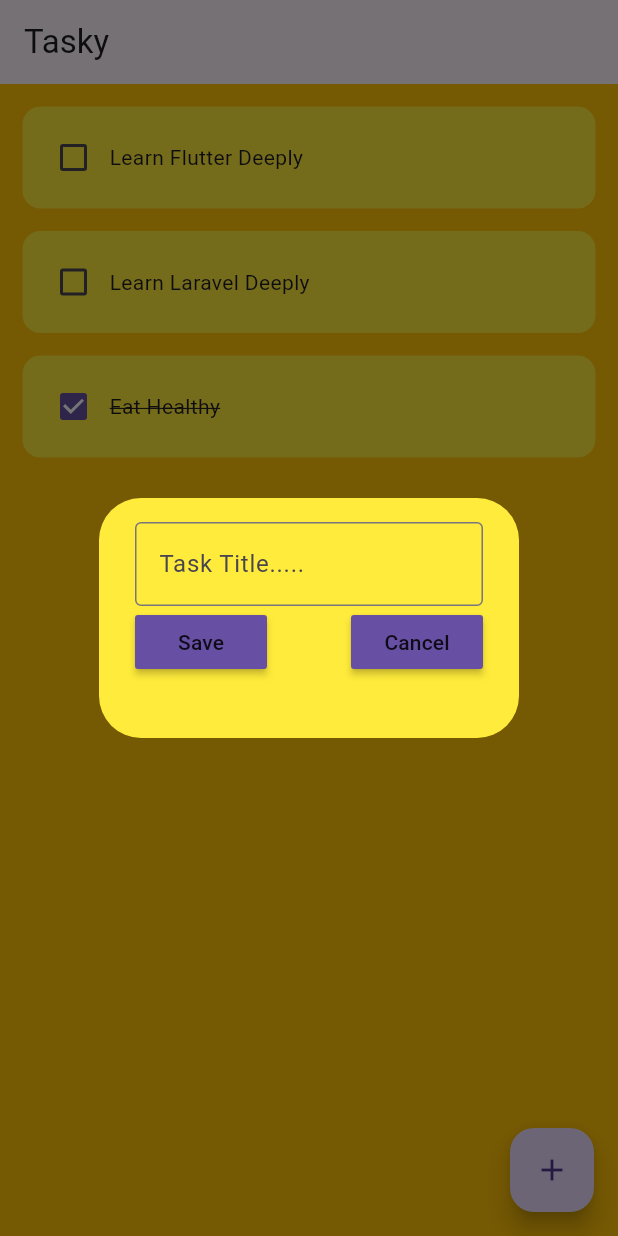
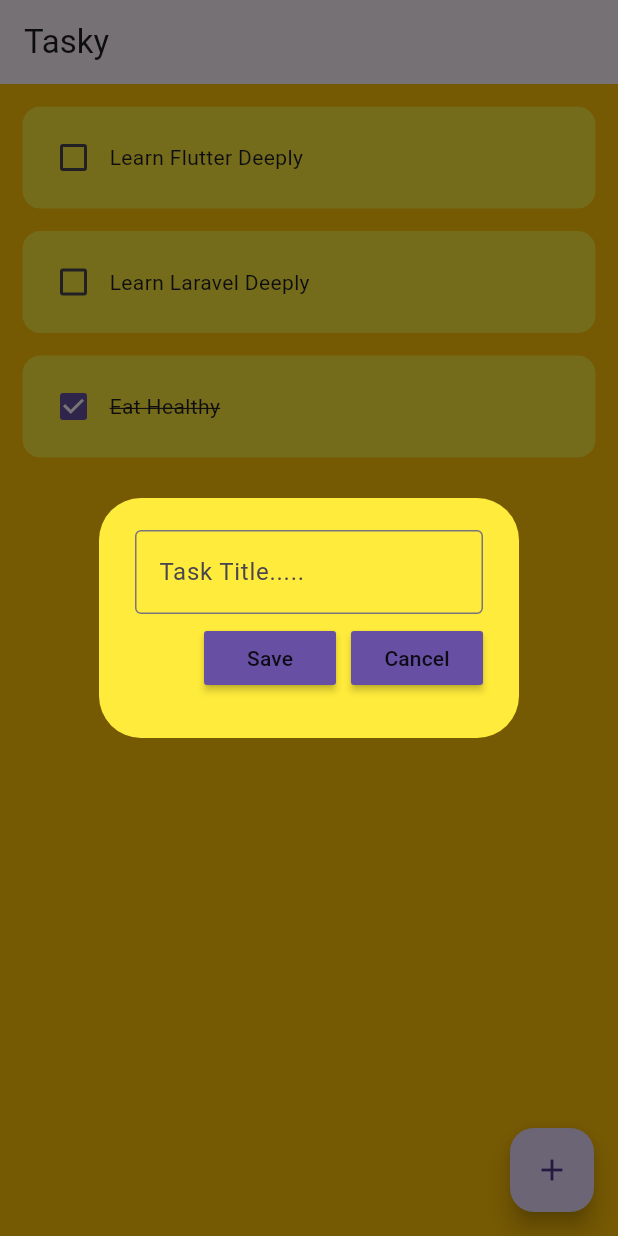
Before and after one commit to kamalahmed/Tasky, a Flutter app: the screen it shows after launch, after a tap on the "add" icon, on a phone screen of 412 x 824 dp. Run offline on Flutter 3.47's test engine with Material 3 defaults, Android fonts, the phone set to English and light mode, and no system bars.

Commit message:
made save button better and improve design on add task dialog box, added delete method

```diff
--- a/lib/util/dialogbox.dart
+++ b/lib/util/dialogbox.dart
@@ -2,33 +2,43 @@ import 'package:flutter/material.dart';
 import 'package:tasky/util/todo_button.dart';
 
 class Dialogbox extends StatelessWidget {
-  final controller;
+  final TextEditingController controller;
   VoidCallback onSave;
   VoidCallback onCancel;
-  Dialogbox({super.key, required this.controller, required this.onSave, required this.onCancel});
+  Dialogbox({
+    super.key,
+    required this.controller,
+    required this.onSave,
+    required this.onCancel,
+  });
 
   @override
   Widget build(BuildContext context) {
     return AlertDialog(
       backgroundColor: Colors.yellow,
-      content: Container(
+      content: SizedBox(
         height: 120,
         child: Column(
+          mainAxisAlignment: MainAxisAlignment.spaceEvenly,
           children: [
             TextField(
               controller: controller,
-              decoration: InputDecoration(border: OutlineInputBorder(), hintText: 'Task Title.....'),
+              decoration: InputDecoration(
+                border: OutlineInputBorder(),
+                hintText: 'Task Title.....',
+              ),
             ),
             Row(
-              mainAxisAlignment: MainAxisAlignment.spaceBetween,
+              mainAxisAlignment: MainAxisAlignment.end,
 
               children: [
                 // save button
-              TodoButton(text: 'Save', onPressed: onSave),
-              TodoButton(text: 'Cancel', onPressed: onCancel),
+                TodoButton(text: 'Save', onPressed: onSave),
+                const SizedBox(width: 10),
+                TodoButton(text: 'Cancel', onPressed: onCancel),
                 // cancel button
               ],
-            )
+            ),
           ],
         ),
       ),
--- a/lib/util/todo_tile.dart
+++ b/lib/util/todo_tile.dart
@@ -4,12 +4,13 @@ class ToDoTile extends StatelessWidget {
   final String taskName;
   final bool taskCompleted;
   Function(bool?)? onChanged;
-
+Function(bool?)? onDelete;
   ToDoTile({
     super.key,
     required this.taskName,
     required this.taskCompleted,
     required this.onChanged,
+    required this.onDelete
   });
 
   @override
```
Also changed, not shown: lib/pages/home_page.dart (+22 -6 lines), lib/util/todo_button.dart (+5 -4 lines).
